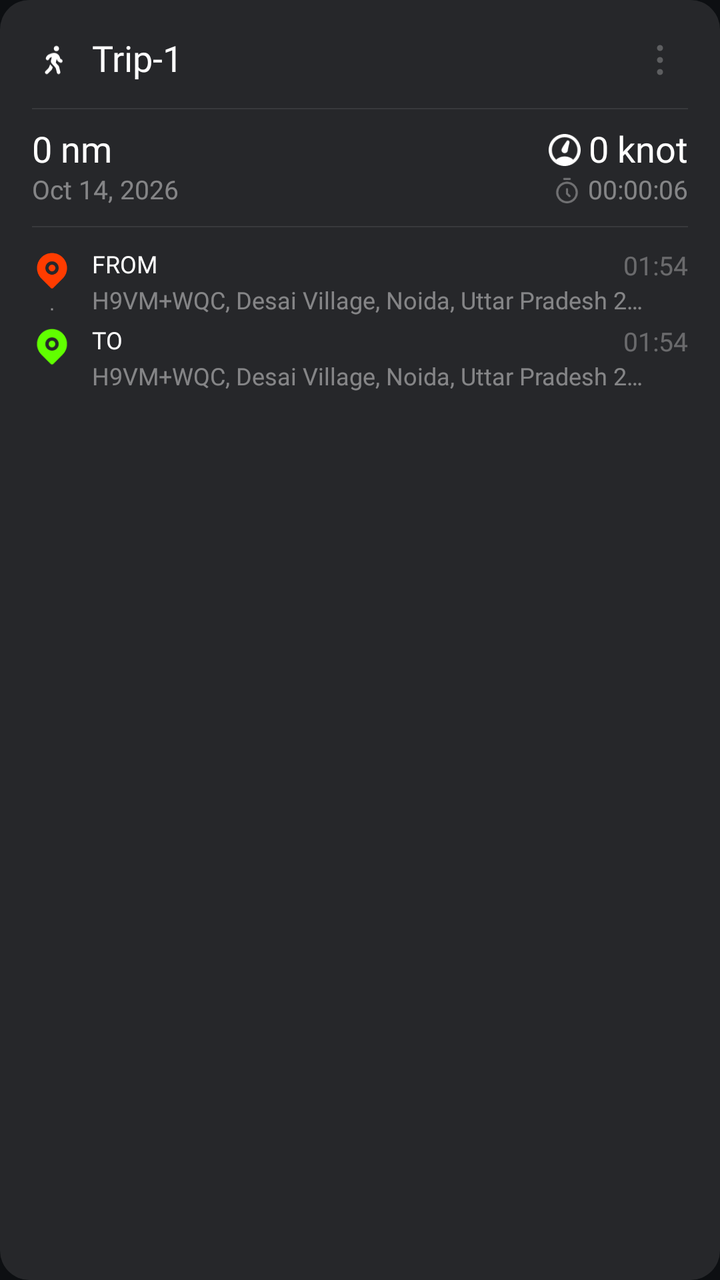
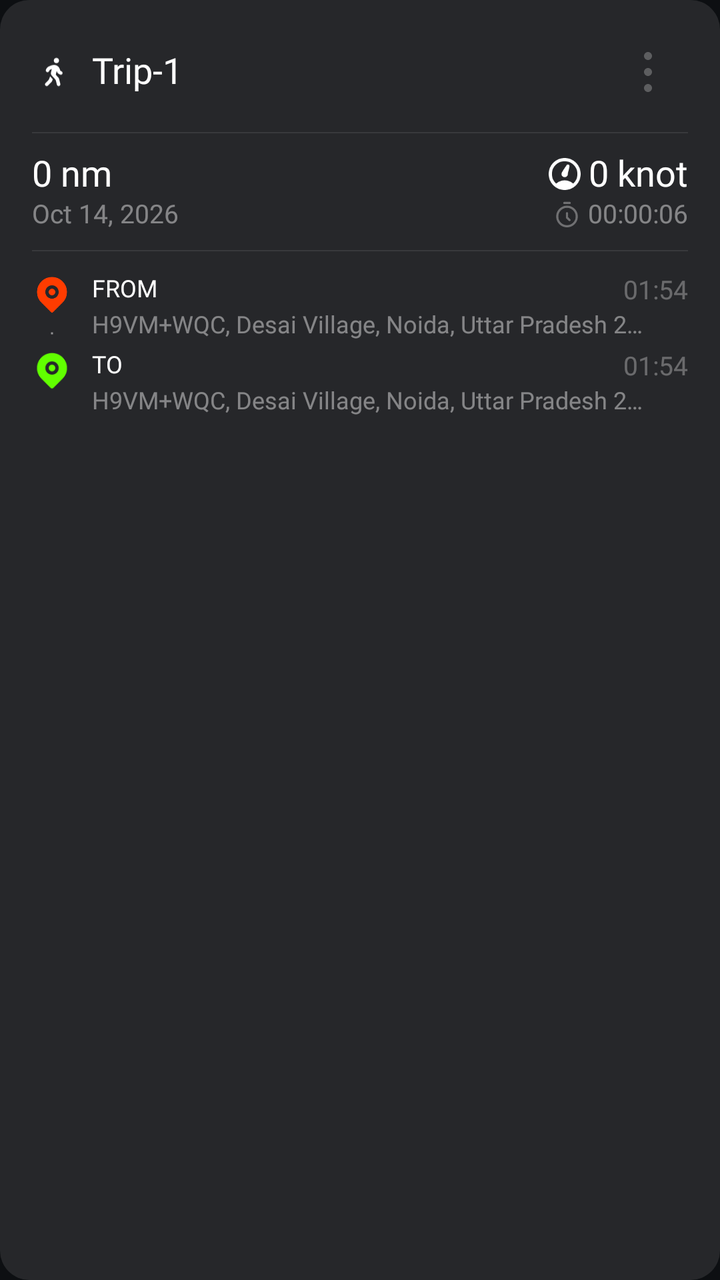

Compare the two renders of this Android layout. The source of the first and the diff that turns it into the second are given below.
<!-- AndroidManifest.xml: application theme Theme.SpeedPro -->
<!-- res/layout/item_history_trip.xml -->
<?xml version="1.0" encoding="utf-8"?>
<LinearLayout xmlns:android="http://schemas.android.com/apk/res/android"
    xmlns:app="http://schemas.android.com/apk/res-auto"
    android:layout_width="match_parent"
    android:layout_height="wrap_content"
    android:layout_marginBottom="12dp"
    android:background="@drawable/rect_10ffffff_16dp"
    android:orientation="vertical"
    android:padding="16dp">

    
    <RelativeLayout
        android:layout_width="match_parent"
        android:layout_height="wrap_content">

        <LinearLayout
            android:layout_width="wrap_content"
            android:layout_height="wrap_content"
            android:layout_alignParentStart="true"
            android:layout_centerVertical="true"
            android:gravity="center_vertical"
            android:orientation="horizontal">

            <ImageView
                android:id="@+id/ivItemTripIcon"
                android:layout_width="22dp"
                android:layout_height="22dp"
                android:src="@drawable/ic_transport_walking"
                app:tint="@color/text_white" />

            <TextView
                android:id="@+id/tvItemTripTitle"
                android:layout_width="wrap_content"
                android:layout_height="wrap_content"
                android:layout_marginStart="8dp"
                android:fontFamily="@font/poppins_bold"
                android:includeFontPadding="false"
                android:text="Trip-1"
                android:textColor="@color/text_white"
                android:textSize="18sp" />
        </LinearLayout>

        
        <FrameLayout
            android:layout_width="wrap_content"
            android:layout_height="wrap_content"
            android:layout_alignParentEnd="true"
            android:layout_centerVertical="true">

            <ImageView
                android:id="@+id/ivItemTripMenu"
                android:layout_width="28dp"
                android:layout_height="28dp"
                android:background="?attr/selectableItemBackgroundBorderless"
                android:padding="5dp"
                android:src="@drawable/ic_icon_general_more"
                app:tint="#80FFFFFF" />

            <ImageView
                android:id="@+id/ivItemTripCheck"
                android:layout_width="24dp"
                android:layout_height="24dp"
                android:src="@drawable/ic_icon_history_unselected"
                android:visibility="gone" />
        </FrameLayout>
    </RelativeLayout>

    
    <View
        android:layout_width="match_parent"
        android:layout_height="0.5dp"
        android:layout_marginTop="10dp"
        android:layout_marginBottom="10dp"
        android:background="#15FFFFFF" />

    
    <RelativeLayout
        android:layout_width="match_parent"
        android:layout_height="wrap_content">

        
        <LinearLayout
            android:id="@+id/llLeftMetrics"
            android:layout_width="wrap_content"
            android:layout_height="wrap_content"
            android:layout_alignParentStart="true"
            android:orientation="vertical">

            <TextView
                android:id="@+id/tvItemDistance"
                android:layout_width="wrap_content"
                android:layout_height="wrap_content"
                android:fontFamily="@font/poppins_bold"
                android:includeFontPadding="false"
                android:text="0 nm"
                android:textColor="@color/text_white"
                android:textSize="18sp" />

            <TextView
                android:id="@+id/tvItemDate"
                android:layout_width="wrap_content"
                android:layout_height="wrap_content"
                android:layout_marginTop="2dp"
                android:fontFamily="@font/poppins_regular"
                android:includeFontPadding="false"
                android:text="Oct 14, 2026"
                android:textColor="#70FFFFFF"
                android:textSize="13sp" />
        </LinearLayout>

        
        <LinearLayout
            android:id="@+id/llRightMetrics"
            android:layout_width="wrap_content"
            android:layout_height="wrap_content"
            android:layout_alignParentEnd="true"
            android:gravity="end"
            android:orientation="vertical">

            
            <LinearLayout
                android:layout_width="wrap_content"
                android:layout_height="wrap_content"
                android:gravity="center_vertical"
                android:orientation="horizontal">

                <ImageView
                    android:layout_width="16dp"
                    android:layout_height="16dp"
                    android:src="@drawable/ic_icon_history_speed"
                    app:tint="@color/text_white" />

                <TextView
                    android:id="@+id/tvItemSpeed"
                    android:layout_width="wrap_content"
                    android:layout_height="wrap_content"
                    android:layout_marginStart="4dp"
                    android:fontFamily="@font/poppins_bold"
                    android:includeFontPadding="false"
                    android:text="0 knot"
                    android:textColor="@color/text_white"
                    android:textSize="18sp" />
            </LinearLayout>

            
            <LinearLayout
                android:layout_width="wrap_content"
                android:layout_height="wrap_content"
                android:layout_marginTop="2dp"
                android:gravity="center_vertical"
                android:orientation="horizontal">

                <ImageView
                    android:layout_width="13dp"
                    android:layout_height="13dp"
                    android:src="@drawable/ic_icon_history_time"
                    app:tint="#70FFFFFF" />

                <TextView
                    android:id="@+id/tvItemDuration"
                    android:layout_width="wrap_content"
                    android:layout_height="wrap_content"
                    android:layout_marginStart="4dp"
                    android:fontFamily="@font/poppins_regular"
                    android:includeFontPadding="false"
                    android:text="00:00:06"
                    android:textColor="#70FFFFFF"
                    android:textSize="13sp" />
            </LinearLayout>
        </LinearLayout>
    </RelativeLayout>

    
    <View
        android:layout_width="match_parent"
        android:layout_height="0.5dp"
        android:layout_marginTop="10dp"
        android:layout_marginBottom="12dp"
        android:background="#15FFFFFF" />

    
    <RelativeLayout
        android:layout_width="match_parent"
        android:layout_height="wrap_content">

        
        <ImageView
            android:id="@+id/ivItemFromPin"
            android:layout_width="20dp"
            android:layout_height="20dp"
            android:layout_alignParentStart="true"
            android:layout_alignParentTop="true"
            android:src="@drawable/ic_icon_general_location_start" />

        <TextView
            android:id="@+id/tvItemFromLabel"
            android:layout_width="wrap_content"
            android:layout_height="wrap_content"
            android:layout_alignTop="@id/ivItemFromPin"
            android:layout_marginStart="10dp"
            android:layout_toEndOf="@id/ivItemFromPin"
            android:fontFamily="@font/poppins_bold"
            android:includeFontPadding="false"
            android:text="FROM"
            android:textColor="@color/text_white"
            android:textSize="12sp" />

        <TextView
            android:id="@+id/tvItemFromTime"
            android:layout_width="wrap_content"
            android:layout_height="wrap_content"
            android:layout_alignTop="@id/tvItemFromLabel"
            android:layout_alignParentEnd="true"
            android:fontFamily="@font/poppins_regular"
            android:includeFontPadding="false"
            android:text="01:54"
            android:textColor="#50FFFFFF"
            android:textSize="13sp" />

        <TextView
            android:id="@+id/tvItemFromAddress"
            android:layout_width="match_parent"
            android:layout_height="wrap_content"
            android:layout_below="@id/tvItemFromLabel"
            android:layout_alignStart="@id/tvItemFromLabel"
            android:layout_marginEnd="16dp"
            android:layout_marginTop="2dp"
            android:ellipsize="end"
            android:fontFamily="@font/poppins_regular"
            android:maxLines="1"
            android:text="H9VM+WQC, Desai Village, Noida, Uttar Pradesh 201309, India"
            android:textColor="#70FFFFFF"
            android:textSize="12sp" />

        
        <View
            android:id="@+id/dottedLine"
            android:layout_width="2dp"
            android:layout_height="14dp"
            android:layout_below="@id/ivItemFromPin"
            android:layout_marginStart="9dp"
            android:layout_marginTop="2dp"
            android:layout_marginBottom="2dp"
            android:background="@drawable/dot_gap_bg" />

        
        <ImageView
            android:id="@+id/ivItemToPin"
            android:layout_width="20dp"
            android:layout_height="20dp"
            android:layout_below="@id/dottedLine"
            android:layout_alignParentStart="true"
            android:src="@drawable/ic_icon_general_location_end" />

        <TextView
            android:id="@+id/tvItemToLabel"
            android:layout_width="wrap_content"
            android:layout_height="wrap_content"
            android:layout_alignTop="@id/ivItemToPin"
            android:layout_marginStart="10dp"
            android:layout_toEndOf="@id/ivItemToPin"
            android:fontFamily="@font/poppins_bold"
            android:includeFontPadding="false"
            android:text="TO"
            android:textColor="@color/text_white"
            android:textSize="12sp" />

        <TextView
            android:id="@+id/tvItemEndTime"
            android:layout_width="wrap_content"
            android:layout_height="wrap_content"
            android:layout_alignTop="@id/tvItemToLabel"
            android:layout_alignParentEnd="true"
            android:fontFamily="@font/poppins_regular"
            android:includeFontPadding="false"
            android:text="01:54"
            android:textColor="#50FFFFFF"
            android:textSize="13sp" />

        <TextView
            android:id="@+id/tvItemToAddress"
            android:layout_width="match_parent"
            android:layout_height="wrap_content"
            android:layout_below="@id/tvItemToLabel"
            android:layout_alignStart="@id/tvItemToLabel"
            android:layout_marginEnd="16dp"
            android:layout_marginTop="2dp"
            android:ellipsize="end"
            android:fontFamily="@font/poppins_regular"
            android:maxLines="1"
            android:text="H9VM+WQC, Desai Village, Noida, Uttar Pradesh 201309, India"
            android:textColor="#70FFFFFF"
            android:textSize="12sp" />
    </RelativeLayout>

</LinearLayout>
<!-- resources referenced by this layout -->
<resources>
  <color name="text_white">#FFFFFF</color>
  <!-- drawable dot_gap_bg (drawable) -->
  <?xml version="1.0" encoding="utf-8"?>
  <rotate xmlns:android="http://schemas.android.com/apk/res/android"
      android:fromDegrees="90.0"
      android:toDegrees="90.0">
      <shape android:shape="line">
          <stroke
              android:width="1dp"
              android:color="#80FFFFFF"
              android:dashWidth="3dp"
              android:dashGap="2dp" />
      </shape>
  </rotate>
  <!-- drawable ic_icon_general_location_end (drawable) -->
  <?xml version="1.0" encoding="utf-8"?>
  <vector android:height="@dimen/dp_24" android:width="@dimen/dp_24" android:viewportWidth="24.0" android:viewportHeight="24.0"
    xmlns:android="http://schemas.android.com/apk/res/android">
      <path android:fillColor="@color/bg_color_61ff00" android:pathData="M18.364,3.636C21.879,7.151 21.879,12.849 18.364,16.364L12.707,22.021C12.317,22.411 11.683,22.411 11.293,22.021L5.636,16.364C2.121,12.849 2.121,7.151 5.636,3.636C9.151,0.121 14.849,0.121 18.364,3.636ZM12,6C9.791,6 8,7.791 8,10C8,12.209 9.791,14 12,14C14.209,14 16,12.209 16,10C16,7.791 14.209,6 12,6ZM12,8C13.105,8 14,8.895 14,10C14,11.105 13.105,12 12,12C10.895,12 10,11.105 10,10C10,8.895 10.895,8 12,8Z" android:strokeColor="@color/transparent" android:strokeWidth="1.0" android:fillType="evenOdd" />
  </vector>
  <!-- drawable ic_icon_history_unselected (drawable) -->
  <?xml version="1.0" encoding="utf-8"?>
  <vector android:height="@dimen/dp_21" android:width="@dimen/dp_21" android:viewportWidth="21.0" android:viewportHeight="21.0"
    xmlns:android="http://schemas.android.com/apk/res/android">
      <path android:fillColor="#00000000" android:pathData="M10.5,10.5m-9.75,0a9.75,9.75 0,1 1,19.5 0a9.75,9.75 0,1 1,-19.5 0" android:strokeColor="@color/bg_color_ffffff" android:strokeWidth="1.5" android:strokeAlpha="0.19754465" android:fillAlpha="0.19754465" android:fillType="evenOdd" />
  </vector>
  <!-- drawable rect_10ffffff_16dp (drawable) -->
  <?xml version="1.0" encoding="utf-8"?>
  <shape
    xmlns:android="http://schemas.android.com/apk/res/android">
      <solid android:color="@color/bg_color_10ffffff" />
      <corners android:radius="@dimen/dp_16" />
  </shape>
  <style name="Theme.SpeedPro" parent="Theme.Material3.Dark.NoActionBar">
          <item name="android:statusBarColor">@color/bg_black</item>
          <item name="android:navigationBarColor">@color/bg_black</item>
          <item name="android:windowBackground">@color/bg_black</item>
          <item name="colorPrimary">@color/cyber_green</item>
          <item name="colorSecondary">@color/cyan_accent</item>
      </style>
  <dimen name="dp_24">21.75998dp</dimen>
  <color name="bg_color_61ff00">#61ff00</color>
  <color name="transparent">#00000000</color>
  <color name="bg_color_FF3C00">#ff3c00</color>
  <dimen name="dp_16">14.509979dp</dimen>
  <color name="bg_color_ffffff">#ffffff</color>
  <dimen name="dp_13">11.789978dp</dimen>
  <dimen name="dp_12">10.879974dp</dimen>
  <dimen name="dp_21">19.039978dp</dimen>
  <color name="bg_color_10ffffff">#1affffff</color>
  <color name="bg_black">#0D0F12</color>
  <color name="cyber_green">#00E676</color>
  <color name="cyan_accent">#00E5FF</color>
  <!-- unchanged entries left out for length: 5 -->
</resources>

<!-- the commit's change to res/layout/item_history_trip.xml (unified diff, before → after) -->
@@ -49,17 +49,18 @@
 
             <ImageView
                 android:id="@+id/ivItemTripMenu"
-                android:layout_width="28dp"
-                android:layout_height="28dp"
+                android:layout_width="40dp"
+                android:layout_height="40dp"
                 android:background="?attr/selectableItemBackgroundBorderless"
-                android:padding="5dp"
+                android:padding="8dp"
                 android:src="@drawable/ic_icon_general_more"
                 app:tint="#80FFFFFF" />
 
             <ImageView
                 android:id="@+id/ivItemTripCheck"
-                android:layout_width="24dp"
-                android:layout_height="24dp"
+                android:layout_width="40dp"
+                android:layout_height="40dp"
+                android:padding="8dp"
                 android:src="@drawable/ic_icon_history_unselected"
                 android:visibility="gone" />
         </FrameLayout>
